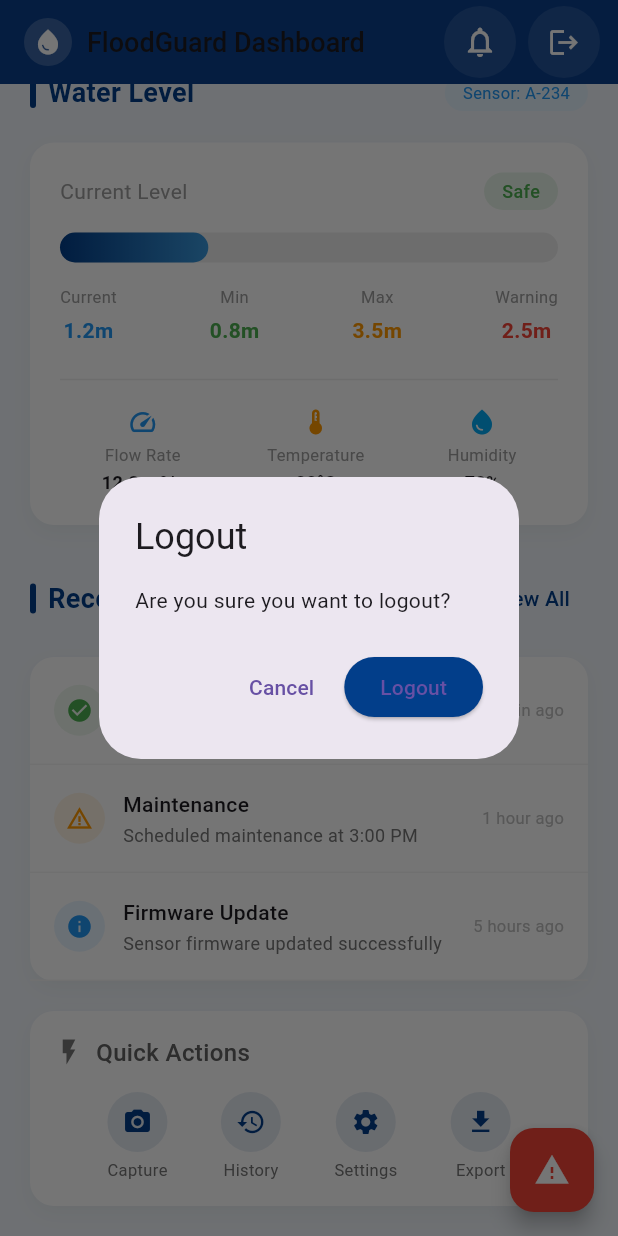
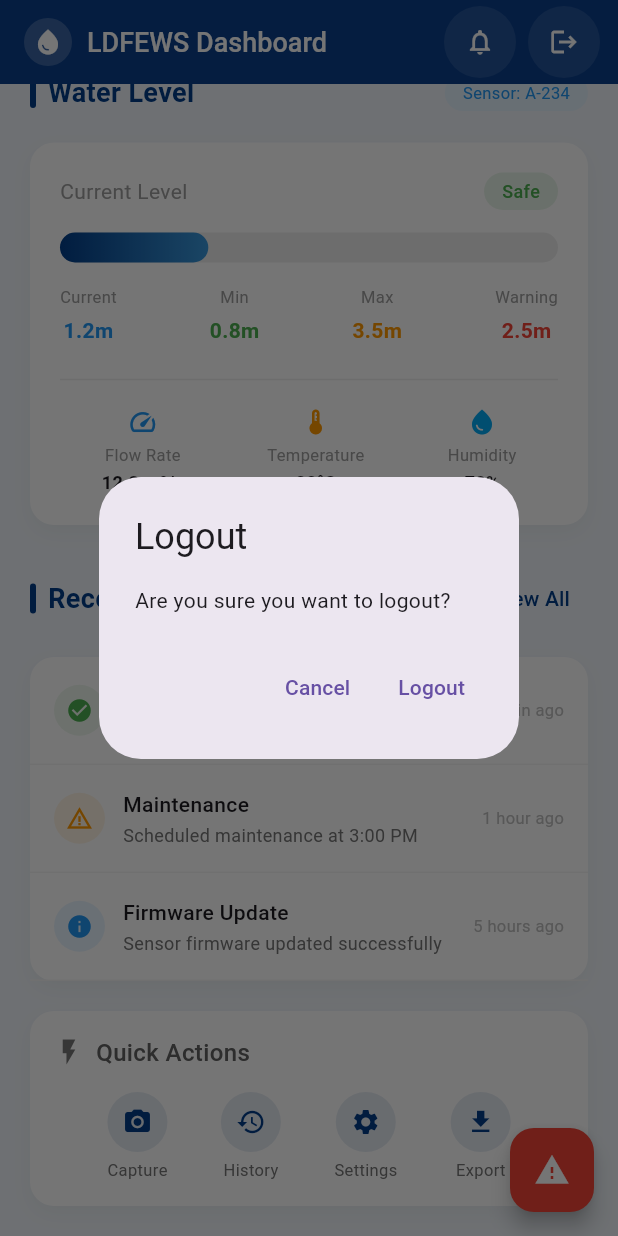
Before and after one commit to fellaspassive/LDFEWS, a Flutter app: the screen it shows once a user with an empty profile is signed in, scrolled down 569 dp, after a tap on the "logout" icon, on a phone screen of 412 x 824 dp. Run offline on Flutter 3.47's test engine with Material 3 defaults, Android fonts, the phone set to English and light mode, and no system bars; our stand-ins replace cloud_firestore, firebase_auth, firebase_core; accounts and stored records are empty; network calls fail.

Commit message:
function for logout button

```diff
--- a/lib/pages/dashboard.dart
+++ b/lib/pages/dashboard.dart
@@ -1,7 +1,4 @@
-// Flood Monitoring Dashboard UI
-// Flutter Screen Example
-// Connect this to Firebase + Live Video Stream later
-
+import 'package:firebase_auth/firebase_auth.dart';
 import 'package:flutter/material.dart';
 
 class DashboardPage extends StatelessWidget {
@@ -28,10 +25,11 @@ class DashboardPage extends StatelessWidget {
             ),
             const SizedBox(width: 10),
             const Text(
-              "FloodGuard Dashboard",
+              "LDFEWS Dashboard",
               style: TextStyle(
                 fontWeight: FontWeight.w500,
                 fontSize: 18,
+                color: Colors.white,
               ),
             ),
           ],
@@ -47,7 +45,7 @@ class DashboardPage extends StatelessWidget {
               borderRadius: BorderRadius.circular(30),
             ),
             child: IconButton(
-              icon: const Icon(Icons.notifications_none, color: Colors.white),
+              icon: const Icon(Icons.notifications_none, color: Colors.white, size: 20),
               onPressed: () {
                 // Show notifications
               },
@@ -60,7 +58,7 @@ class DashboardPage extends StatelessWidget {
               borderRadius: BorderRadius.circular(30),
             ),
             child: IconButton(
-              icon: const Icon(Icons.logout, color: Colors.white, size: 22),
+              icon: const Icon(Icons.logout, color: Colors.white, size: 20),
               onPressed: () {
                 // Add Firebase logout here
                 showDialog(
@@ -73,14 +71,11 @@ class DashboardPage extends StatelessWidget {
                         onPressed: () => Navigator.pop(context),
                         child: const Text("Cancel"),
                       ),
-                      ElevatedButton(
-                        onPressed: () {
+                      TextButton(
+                        onPressed: () async {
+                          await FirebaseAuth.instance.signOut();
                           Navigator.pop(context);
-                          // Add logout logic
                         },
-                        style: ElevatedButton.styleFrom(
-                          backgroundColor: const Color.fromARGB(255, 2, 62, 138),
-                        ),
                         child: const Text("Logout"),
                       ),
                     ],
```
